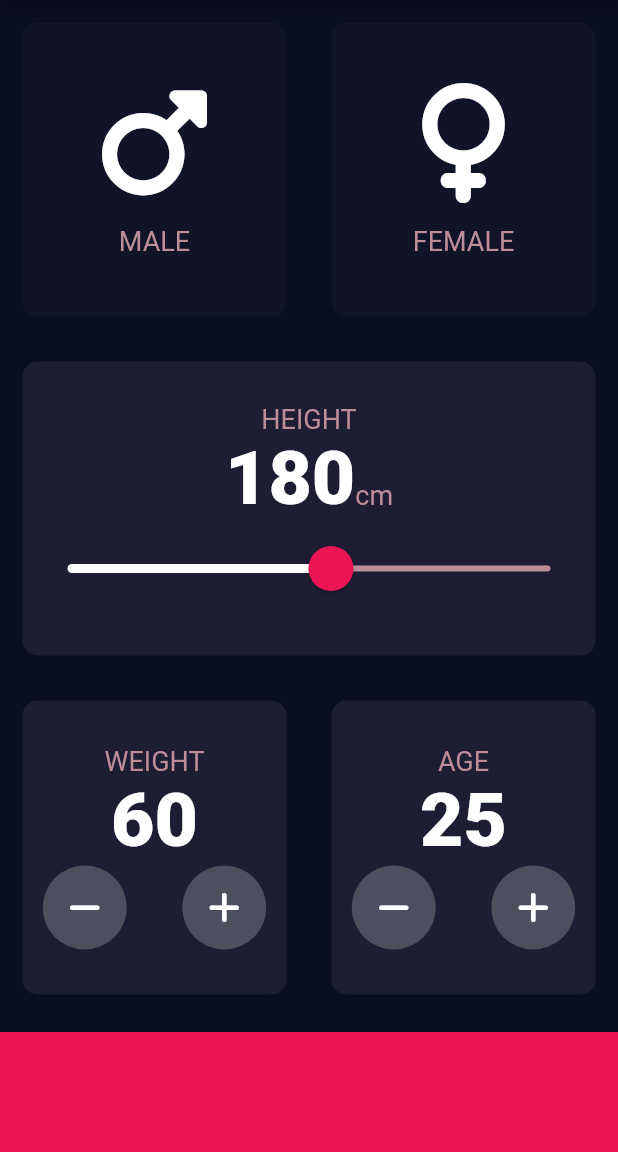
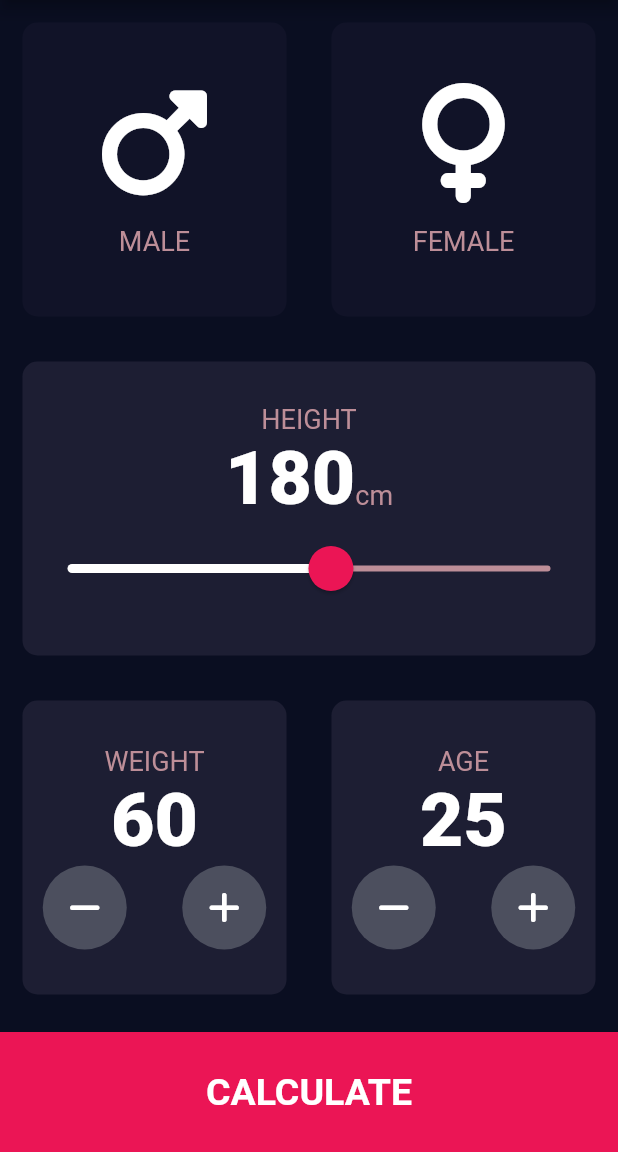
Before and after one commit to mfrancetic/bmi-calculator, a Flutter app: the screen it shows after launch, on a phone screen of 412 x 824 dp, the part 84-1236 px from its top. Run offline on Flutter 3.47's test engine with Material 2 defaults, Android fonts, the phone set to English and light mode, and no system bars; our stand-ins replace font_awesome_flutter.

Commit message:
Create AccentBottomButton and ResultsPage; display the result fields and re-calculate bottom in ResultsPage; navigate between screens when clicking on the AccentBottomButtons in InputPage and ResultsPage

```diff
--- a/lib/input/input_page.dart
+++ b/lib/input/input_page.dart
@@ -1,10 +1,10 @@
 import 'package:flutter/material.dart';
+import 'package:flutter_bmi_calculator/input/widgets/accent_bottom_button.dart';
 import 'package:flutter_bmi_calculator/input/widgets/icon_content.dart';
 import 'package:flutter_bmi_calculator/input/widgets/increase_decrease_value_card.dart';
 import 'package:flutter_bmi_calculator/input/widgets/reusable_card.dart';
 import 'package:flutter_bmi_calculator/models/gender.dart';
 import 'package:flutter_bmi_calculator/utils/constants/colors.dart';
-import 'package:flutter_bmi_calculator/utils/constants/dimensions.dart';
 import 'package:flutter_bmi_calculator/utils/constants/strings.dart';
 import 'package:flutter_bmi_calculator/utils/constants/styles.dart';
 import 'package:font_awesome_flutter/font_awesome_flutter.dart';
@@ -158,12 +158,9 @@ class _InputPageState extends State<InputPage> {
                 ],
               ),
             ),
-            Container(
-              color: kAccentColor,
-              margin: const EdgeInsets.only(
-                  top: kInputPageBottomContainerMarginTop),
-              width: double.infinity,
-              height: kInputPageBottomContainerHeight,
+            AccentBottomButton(
+              title: 'CALCULATE',
+              onTap: () => Navigator.of(context).pushNamed('/results'),
             )
           ],
         ));
--- /dev/null
+++ b/lib/input/widgets/accent_bottom_button.dart
@@ -0,0 +1,32 @@
+import 'package:flutter/material.dart';
+import 'package:flutter_bmi_calculator/utils/constants/colors.dart';
+import 'package:flutter_bmi_calculator/utils/constants/dimensions.dart';
+import 'package:flutter_bmi_calculator/utils/constants/styles.dart';
+
+class AccentBottomButton extends StatelessWidget {
+  const AccentBottomButton({
+    Key? key,
+    required this.title,
+    required this.onTap,
+  }) : super(
+          key: key,
+        );
+
+  final String title;
+  final VoidCallback onTap;
+
+  @override
+  Widget build(BuildContext context) {
+    return GestureDetector(
+      onTap: onTap,
+      child: Container(
+        alignment: Alignment.center,
+        color: kAccentColor,
+        margin: const EdgeInsets.only(top: kInputPageBottomContainerMarginTop),
+        width: double.infinity,
+        height: kInputPageBottomContainerHeight,
+        child: Text(title, style: kLargeButtonTextStyle),
+      ),
+    );
+  }
+}
--- a/lib/main.dart
+++ b/lib/main.dart
@@ -1,5 +1,6 @@
 import 'package:flutter/material.dart';
 import 'package:flutter_bmi_calculator/input/input_page.dart';
+import 'package:flutter_bmi_calculator/results/results_page.dart';
 
 void main() => runApp(const BMICalculator());
 
@@ -9,10 +10,15 @@ class BMICalculator extends StatelessWidget {
   @override
   Widget build(BuildContext context) {
     return MaterialApp(
-        theme: ThemeData.dark().copyWith(
-          primaryColor: const Color(0xFF0A0E21),
-          scaffoldBackgroundColor: const Color(0xFF0A0E21),
-        ),
-        home: const InputPage());
+      theme: ThemeData.dark().copyWith(
+        primaryColor: const Color(0xFF0A0E21),
+        scaffoldBackgroundColor: const Color(0xFF0A0E21),
+      ),
+      initialRoute: '/',
+      routes: {
+        '/': (context) => const InputPage(),
+        '/results': (context) => const ResultsPage()
+      },
+    );
   }
 }
--- a/lib/utils/constants/styles.dart
+++ b/lib/utils/constants/styles.dart
@@ -8,3 +8,15 @@ const kLabelTextStyle = TextStyle(
 );
 
 const kNumberTextStyle = TextStyle(fontSize: 50.0, fontWeight: FontWeight.w900);
+
+const kLargeButtonTextStyle =
+    TextStyle(fontSize: 25.0, fontWeight: FontWeight.bold);
+
+const kTitleTextStyle = TextStyle(fontSize: 50.0, fontWeight: FontWeight.bold);
+
+const kResultTextStyle = TextStyle(
+    color: Color(0xFF24D876), fontSize: 22.0, fontWeight: FontWeight.bold);
+
+const kBMITextStyle = TextStyle(fontSize: 100.0, fontWeight: FontWeight.bold);
+
+const kBodyTextStyle = TextStyle(fontSize: 22.0);
```
Also changed, not shown: lib/results/results_page.dart (added, +61 -0 lines).
